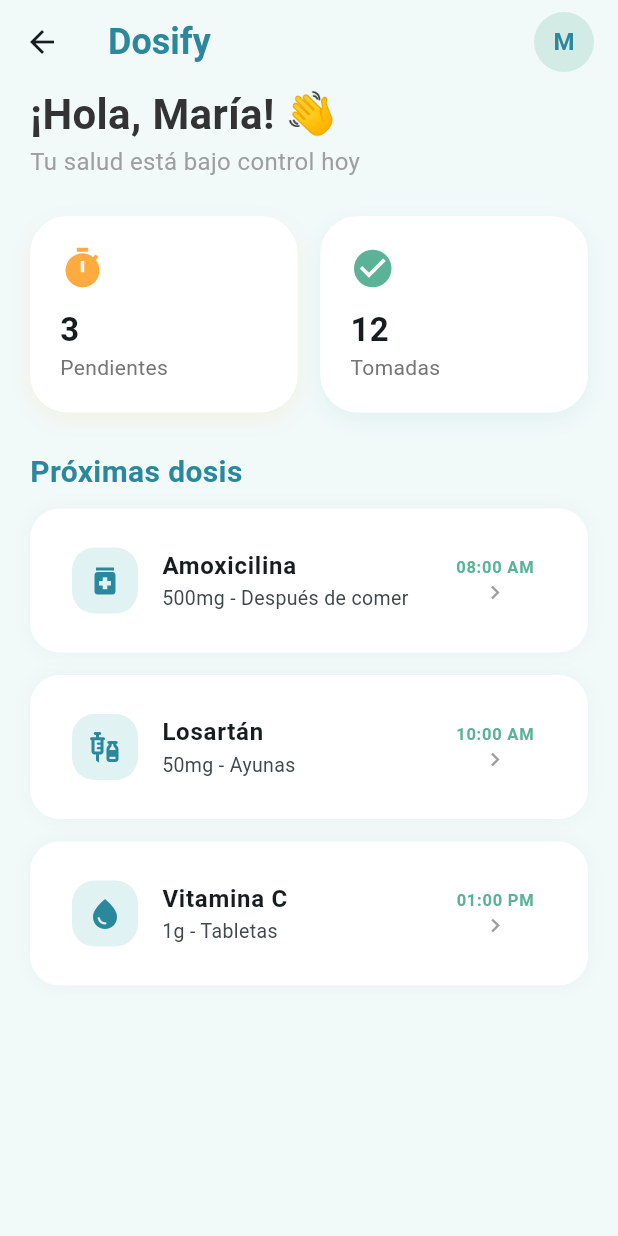
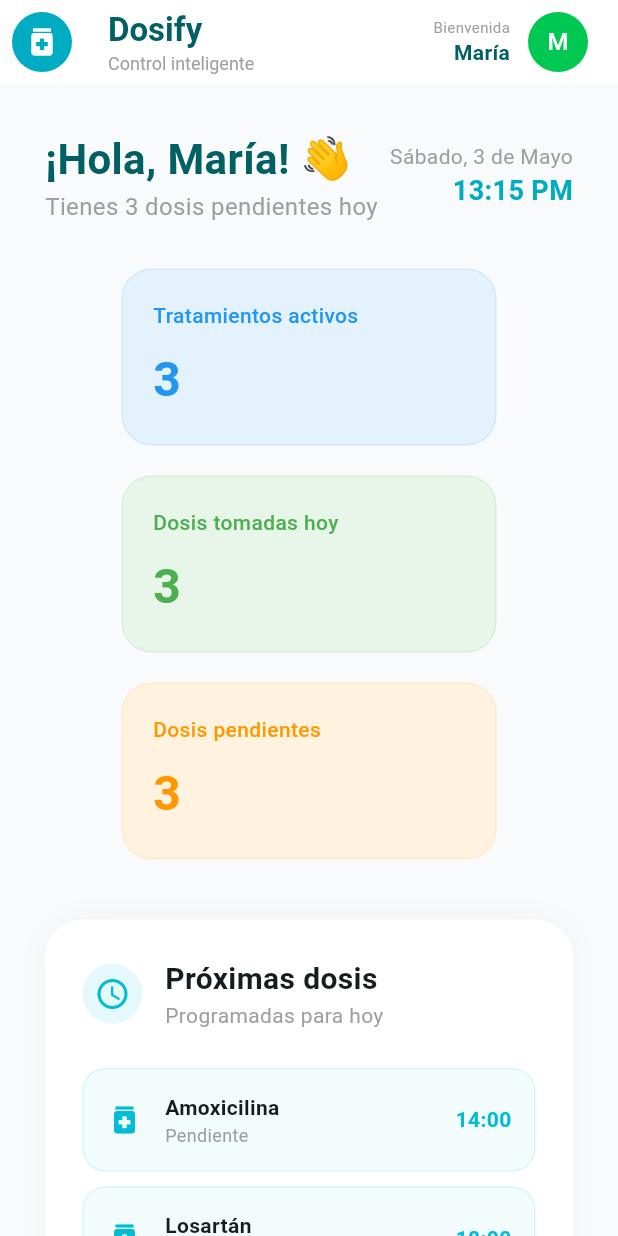
Before and after one commit to Sfatdry/dosify, a Flutter app: the DashboardScreen screen opened directly, on a phone screen of 412 x 824 dp. Run offline on Flutter 3.47's test engine with Material 3 defaults, Android fonts, the light colour scheme and no system bars; our stand-ins replace google_fonts, supabase_flutter; accounts and stored records are empty.

Commit message:
Pantalla de Recordatorio implementada según diseño profesional

```diff
--- a/lib/screens/dashboard_screen.dart
+++ b/lib/screens/dashboard_screen.dart
@@ -1,117 +1,195 @@
 import 'package:flutter/material.dart';
 
 class DashboardScreen extends StatelessWidget {
-  // Añadimos esta variable para que el nombre no esté "pegado" al código
-  final String userName;
+  final String userName; // Aquí recibiremos el nombre real
 
-  const DashboardScreen({
-    super.key,
-    this.userName = "María" // Valor por defecto
-  });
+  // El constructor ahora pide el userName de forma obligatoria
+  const DashboardScreen({super.key, required this.userName});
 
   @override
   Widget build(BuildContext context) {
+    const Color primaryCyan = Color(0xFF00ACC1);
+
+
     return Scaffold(
-      backgroundColor: const Color(0xFFF1F9F9),
-      appBar: AppBar(
-        backgroundColor: Colors.transparent,
-        elevation: 0,
-        title: const Text("Dosify",
-          style: TextStyle(color: Color(0xFF2B889C), fontWeight: FontWeight.bold, fontSize: 24)),
-        actions: [
-          Padding(
-            padding: const EdgeInsets.only(right: 16),
-            child: CircleAvatar(
-              backgroundColor: const Color(0xFF5AB396).withOpacity(0.2),
-              // Extraemos las iniciales del nombre dinámico
-              child: Text(
-                userName.substring(0, 1).toUpperCase() + (userName.contains(" ") ? userName.split(" ")[1][0] : ""),
-                style: const TextStyle(color: Color(0xFF2B889C), fontWeight: FontWeight.bold)
+      backgroundColor: const Color(0xFFF8FAFC),
+      appBar: _buildAppBar(primaryCyan, userName),
+      body: Center(
+        child: Container(
+          constraints: const BoxConstraints(maxWidth: 900),
+          child: SingleChildScrollView(
+            padding: const EdgeInsets.all(30),
+            child: Column(
+              crossAxisAlignment: CrossAxisAlignment.center,
+              children: [
+                // 1. BIENVENIDA (Imagen 1)
+                _buildHeader(userName),
+                const SizedBox(height: 30),
+
+                // Resumen de dosis (Tarjetas pequeñas)
+                Wrap(
+                  spacing: 20,
+                  runSpacing: 20,
+                  children: [
+                    _smallStatCard("Tratamientos activos", "3", Colors.blue.shade50, Colors.blue),
+                    _smallStatCard("Dosis tomadas hoy", "3", Colors.green.shade50, Colors.green),
+                    _smallStatCard("Dosis pendientes", "3", Colors.orange.shade50, Colors.orange),
+                  ],
+                ),
+                const SizedBox(height: 40),
+
+                // 2. PRÓXIMAS DOSIS (Imagen 2)
+                _buildSectionCard(
+                  title: "Próximas dosis",
+                  subtitle: "Programadas para hoy",
+                  icon: Icons.access_time,
+                  color: Colors.cyan,
+                  child: Column(
+                    children: [
+                      _medRow("Amoxicilina", "Pendiente", "14:00", Colors.cyan),
+                      _medRow("Losartán", "Pendiente", "18:00", Colors.cyan),
+                      _medRow("Metformina", "Pendiente", "20:00", Colors.cyan),
+                    ],
                   ),
                 ),
-          )
+                const SizedBox(height: 40),
+
+                // 3. TRATAMIENTOS ACTIVOS (Imagen 3)
+                _buildSectionCard(
+                  title: "Tratamientos activos",
+                  subtitle: "En curso",
+                  icon: Icons.assignment_outlined,
+                  color: Colors.purple,
+                  child: Wrap(
+                    spacing: 15,
+                    runSpacing: 15,
+                    children: [
+                      _treatmentCard("Infección Respiratoria", "2026-04-28", "2026-05-05"),
+                      _treatmentCard("Hipertensión", "2026-04-01", "2026-05-01"),
+                      _treatmentCard("Diabetes", "2026-04-01", "2026-05-01"),
                     ],
                   ),
-      body: SingleChildScrollView(
-        padding: const EdgeInsets.symmetric(horizontal: 20),
-        child: Column(
-          crossAxisAlignment: CrossAxisAlignment.start,
-          children: [
-            // Aquí usamos la variable userName
-            Text("¡Hola, $userName! 👋",
-              style: const TextStyle(fontSize: 28, fontWeight: FontWeight.bold, color: Color(0xFF333333))),
-            const Text("Tu salud está bajo control hoy",
-              style: TextStyle(color: Colors.grey, fontSize: 16)),
-            const SizedBox(height: 25),
-
-            Row(
-              children: [
-                Expanded(child: _miniStatCard("Pendientes", "3", Icons.timer, Colors.orangeAccent)),
-                const SizedBox(width: 15),
-                Expanded(child: _miniStatCard("Tomadas", "12", Icons.check_circle, const Color(0xFF5AB396))),
+                ),
               ],
             ),
-            const SizedBox(height: 25),
-
-            const Text("Próximas dosis",
-              style: TextStyle(fontSize: 20, fontWeight: FontWeight.bold, color: Color(0xFF2B889C))),
-            const SizedBox(height: 10),
-            _doseTile("Amoxicilina", "08:00 AM", "500mg - Después de comer", Icons.medication),
-            _doseTile("Losartán", "10:00 AM", "50mg - Ayunas", Icons.vaccines),
-            _doseTile("Vitamina C", "01:00 PM", "1g - Tabletas", Icons.water_drop),
-            const SizedBox(height: 20),
-          ],
+          ),
         ),
       ),
     );
   }
 
-  // Tus widgets auxiliares se mantienen iguales para no romper tu diseño
-  Widget _miniStatCard(String title, String val, IconData icon, Color color) {
+  // --- COMPONENTES DEL DASHBOARD ---
+
+  Widget _buildHeader(String name) {
+    return Row(
+      mainAxisAlignment: MainAxisAlignment.spaceBetween,
+      children: [
+        Column(
+          crossAxisAlignment: CrossAxisAlignment.start,
+          children: [
+            Text("¡Hola, $name! 👋", style: const TextStyle(fontSize: 28, fontWeight: FontWeight.bold, color: Color(0xFF006064))),
+            const Text("Tienes 3 dosis pendientes hoy", style: TextStyle(color: Colors.grey, fontSize: 16)),
+          ],
+        ),
+        Column(
+          crossAxisAlignment: CrossAxisAlignment.end,
+          children: const [
+            Text("Sábado, 3 de Mayo", style: TextStyle(color: Colors.grey)),
+            Text("13:15 PM", style: TextStyle(fontWeight: FontWeight.bold, fontSize: 18, color: Color(0xFF00ACC1))),
+          ],
+        )
+      ],
+    );
+  }
+
+  Widget _smallStatCard(String label, String value, Color bgColor, Color textColor) {
     return Container(
+      width: 250,
       padding: const EdgeInsets.all(20),
-      decoration: BoxDecoration(
-        color: Colors.white,
-        borderRadius: BorderRadius.circular(25),
-        boxShadow: [BoxShadow(color: color.withOpacity(0.1), blurRadius: 10, offset: const Offset(0, 5))],
-      ),
+      decoration: BoxDecoration(color: bgColor, borderRadius: BorderRadius.circular(20), border: Border.all(color: textColor.withOpacity(0.1))),
       child: Column(
         crossAxisAlignment: CrossAxisAlignment.start,
         children: [
-          Icon(icon, color: color, size: 30),
+          Text(label, style: TextStyle(color: textColor, fontWeight: FontWeight.w500)),
           const SizedBox(height: 10),
-          Text(val, style: const TextStyle(fontSize: 22, fontWeight: FontWeight.bold)),
-          Text(title, style: TextStyle(color: Colors.grey[600], fontSize: 14)),
+          Text(value, style: TextStyle(fontSize: 32, fontWeight: FontWeight.bold, color: textColor)),
         ],
       ),
     );
   }
 
-  Widget _doseTile(String name, String time, String desc, IconData icon) {
+  Widget _buildSectionCard({required String title, required String subtitle, required IconData icon, required Color color, required Widget child}) {
     return Container(
-      margin: const EdgeInsets.only(bottom: 15),
-      padding: const EdgeInsets.all(12),
-      decoration: BoxDecoration(
-        color: Colors.white,
-        borderRadius: BorderRadius.circular(20),
-        boxShadow: [BoxShadow(color: Colors.black.withOpacity(0.03), blurRadius: 10)],
-      ),
-      child: ListTile(
-        leading: Container(
-          padding: const EdgeInsets.all(10),
-          decoration: BoxDecoration(color: const Color(0xFFE0F2F1), borderRadius: BorderRadius.circular(15)),
-          child: Icon(icon, color: const Color(0xFF2B889C)),
-        ),
-        title: Text(name, style: const TextStyle(fontWeight: FontWeight.bold, fontSize: 16)),
-        subtitle: Text(desc, style: const TextStyle(fontSize: 13)),
-        trailing: Column(
-          mainAxisAlignment: MainAxisAlignment.center,
+      width: double.infinity,
+      padding: const EdgeInsets.all(25),
+      decoration: BoxDecoration(color: Colors.white, borderRadius: BorderRadius.circular(25), boxShadow: [BoxShadow(color: Colors.black.withOpacity(0.03), blurRadius: 15)]),
+      child: Column(
+        crossAxisAlignment: CrossAxisAlignment.start,
         children: [
-            Text(time, style: const TextStyle(fontWeight: FontWeight.bold, color: Color(0xFF5AB396))),
-            const Icon(Icons.chevron_right, size: 18, color: Colors.grey),
+          Row(
+            children: [
+              CircleAvatar(backgroundColor: color.withOpacity(0.1), child: Icon(icon, color: color)),
+              const SizedBox(width: 15),
+              Column(crossAxisAlignment: CrossAxisAlignment.start, children: [Text(title, style: const TextStyle(fontSize: 20, fontWeight: FontWeight.bold)), Text(subtitle, style: const TextStyle(color: Colors.grey))]),
             ],
           ),
+          const SizedBox(height: 25),
+          child,
+        ],
       ),
     );
   }
+
+  Widget _medRow(String name, String status, String time, Color color) {
+    return Container(
+      margin: const EdgeInsets.only(bottom: 10),
+      padding: const EdgeInsets.all(15),
+      decoration: BoxDecoration(color: color.withOpacity(0.05), borderRadius: BorderRadius.circular(15), border: Border.all(color: color.withOpacity(0.1))),
+      child: Row(
+        mainAxisAlignment: MainAxisAlignment.spaceBetween,
+        children: [
+          Row(children: [Icon(Icons.medication, color: color), const SizedBox(width: 15), Column(crossAxisAlignment: CrossAxisAlignment.start, children: [Text(name, style: const TextStyle(fontWeight: FontWeight.bold)), Text(status, style: const TextStyle(fontSize: 12, color: Colors.grey))])]),
+          Text(time, style: TextStyle(fontWeight: FontWeight.bold, color: color)),
+        ],
+      ),
+    );
   }
+
+  Widget _treatmentCard(String title, String start, String end) {
+    return Container(
+      width: 250,
+      padding: const EdgeInsets.all(20),
+      decoration: BoxDecoration(color: Colors.white, borderRadius: BorderRadius.circular(20), border: Border.all(color: Colors.purple.shade50), boxShadow: [BoxShadow(color: Colors.black.withOpacity(0.02), blurRadius: 5)]),
+      child: Column(
+        crossAxisAlignment: CrossAxisAlignment.start,
+        children: [
+          Container(padding: const EdgeInsets.symmetric(horizontal: 8, vertical: 4), decoration: BoxDecoration(color: Colors.green.shade50, borderRadius: BorderRadius.circular(8)), child: const Text("activo", style: TextStyle(color: Colors.green, fontSize: 10, fontWeight: FontWeight.bold))),
+          const SizedBox(height: 10),
+          Text(title, style: const TextStyle(fontWeight: FontWeight.bold, fontSize: 14)),
+          const SizedBox(height: 10),
+          Text("Inicio: $start", style: const TextStyle(fontSize: 12, color: Colors.grey)),
+          Text("Fin: $end", style: const TextStyle(fontSize: 12, color: Colors.grey)),
+        ],
+      ),
+    );
+  }
+
+  PreferredSizeWidget _buildAppBar(Color cyan, String name) {
+    return AppBar(
+      backgroundColor: Colors.white,
+      elevation: 0,
+      leading: Padding(padding: const EdgeInsets.all(8.0), child: CircleAvatar(backgroundColor: cyan, child: const Icon(Icons.medication, color: Colors.white))),
+      title: Column(crossAxisAlignment: CrossAxisAlignment.start, children: const [Text("Dosify", style: TextStyle(color: Color(0xFF006064), fontWeight: FontWeight.bold)), Text("Control inteligente", style: TextStyle(fontSize: 12, color: Colors.grey))]),
+      actions: [
+        Padding(
+          padding: const EdgeInsets.only(right: 20),
+          child: Row(children: [
+            Column(mainAxisAlignment: MainAxisAlignment.center, crossAxisAlignment: CrossAxisAlignment.end, children: [const Text("Bienvenida", style: TextStyle(fontSize: 10, color: Colors.grey)), Text(name, style: const TextStyle(fontSize: 14, fontWeight: FontWeight.bold, color: Color(0xFF006064)))]),
+            const SizedBox(width: 12),
+            CircleAvatar(backgroundColor: const Color(0xFF00C853), child: Text(name.substring(0, 1), style: const TextStyle(color: Colors.white))),
+          ]),
+        )
+      ],
+    );
+  }
+}
--- a/lib/screens/login_screen.dart
+++ b/lib/screens/login_screen.dart
@@ -1,7 +1,6 @@
 import 'package:flutter/material.dart';
 import 'register_screen.dart';
-import 'main_navigation.dart'; // Importante para que funcione la navegación
-import '../theme/colors.dart';
+import 'main_navigation.dart';
 import '../widgets/neumorphic_input.dart';
 
 class LoginScreen extends StatefulWidget {
@@ -22,7 +21,7 @@ class _LoginScreenState extends State<LoginScreen> {
     super.dispose();
   }
 
-  // Función corregida para entrar al Dashboard
+  // --- FUNCIÓN CORREGIDA ---
   void _handleLogin() {
     String username = _userController.text.trim();
     String password = _passwordController.text.trim();
@@ -37,17 +36,23 @@ class _LoginScreenState extends State<LoginScreen> {
       return;
     }
 
-    // Navegación real al Dashboard / MainNavigation
+    // 1. Quitamos el 'const' de MainNavigation
+    // 2. Le pasamos el texto de '_userController' como userName
     Navigator.pushReplacement(
       context,
-      MaterialPageRoute(builder: (context) => const MainNavigation()),
+      MaterialPageRoute(
+        builder: (context) => MainNavigation(userName: username),
+      ),
     );
   }
 
   @override
   Widget build(BuildContext context) {
+    // Usamos una variable para el color por si acaso DosifyColors falla
+    const Color tealColor = Color(0xFF00ACC1);
+
     return Scaffold(
-      backgroundColor: DosifyColors.backgroundColor,
+      backgroundColor: const Color(0xFFF1F9F9),
       body: Center(
         child: SingleChildScrollView(
           padding: const EdgeInsets.all(30.0),
@@ -55,12 +60,7 @@ class _LoginScreenState extends State<LoginScreen> {
             mainAxisAlignment: MainAxisAlignment.center,
             children: [
               // Logo
-              Image.asset(
-                'assets/logo_dosify.png',
-                height: 100,
-                errorBuilder: (context, error, stackTrace) =>
-                    const Icon(Icons.medical_services, size: 100, color: DosifyColors.primaryTeal),
-              ),
+              const Icon(Icons.medical_services, size: 100, color: tealColor),
               const SizedBox(height: 40),
 
               const Text(
@@ -68,13 +68,13 @@ class _LoginScreenState extends State<LoginScreen> {
                 style: TextStyle(
                   fontSize: 28,
                   fontWeight: FontWeight.bold,
-                  color: DosifyColors.primaryTeal
+                  color: Color(0xFF006064),
                 ),
               ),
               const SizedBox(height: 10),
               const Text(
                 "Inicie sesión para continuar",
-                style: TextStyle(color: DosifyColors.textSecondary, fontSize: 14),
+                style: TextStyle(color: Colors.grey, fontSize: 14),
               ),
               const SizedBox(height: 40),
 
@@ -82,16 +82,16 @@ class _LoginScreenState extends State<LoginScreen> {
               NeumorphicInput(
                 hintText: "Nombre de Usuario",
                 icon: Icons.person_outline,
-                controller: _userController
+                controller: _userController,
               ),
               const SizedBox(height: 20),
 
-              // Input Contraseña con el Ojo (debes haber actualizado el widget NeumorphicInput)
+              // Input Contraseña
               NeumorphicInput(
                 hintText: "Contraseña",
                 icon: Icons.lock_outline,
                 isPassword: true,
-                controller: _passwordController
+                controller: _passwordController,
               ),
 
               const SizedBox(height: 40),
@@ -101,15 +101,15 @@ class _LoginScreenState extends State<LoginScreen> {
                 width: double.infinity,
                 height: 55,
                 child: ElevatedButton(
-                  onPressed: _handleLogin,
+                  onPressed: _handleLogin, // Llamamos a la función corregida
                   style: ElevatedButton.styleFrom(
-                    backgroundColor: DosifyColors.primaryTeal,
+                    backgroundColor: tealColor,
                     shape: RoundedRectangleBorder(borderRadius: BorderRadius.circular(15)),
                     elevation: 5,
                   ),
                   child: const Text(
                     "Iniciar Sesión",
-                    style: TextStyle(color: Colors.white, fontWeight: FontWeight.bold, fontSize: 16)
+                    style: TextStyle(color: Colors.white, fontWeight: FontWeight.bold, fontSize: 16),
                   ),
                 ),
               ),
@@ -120,10 +120,7 @@ class _LoginScreenState extends State<LoginScreen> {
               Row(
                 mainAxisAlignment: MainAxisAlignment.center,
                 children: [
-                  const Text(
-                    "¿No tienes cuenta? ",
-                    style: TextStyle(color: DosifyColors.textSecondary),
-                  ),
+                  const Text("¿No tienes cuenta? ", style: TextStyle(color: Colors.grey)),
                   GestureDetector(
                     onTap: () {
                       Navigator.push(
@@ -134,7 +131,7 @@ class _LoginScreenState extends State<LoginScreen> {
                     child: const Text(
                       "Regístrate",
                       style: TextStyle(
-                        color: DosifyColors.primaryTeal,
+                        color: tealColor,
                         fontWeight: FontWeight.bold,
                         decoration: TextDecoration.underline,
                       ),
```
Lines whose indentation alone changed are shown as unchanged.
